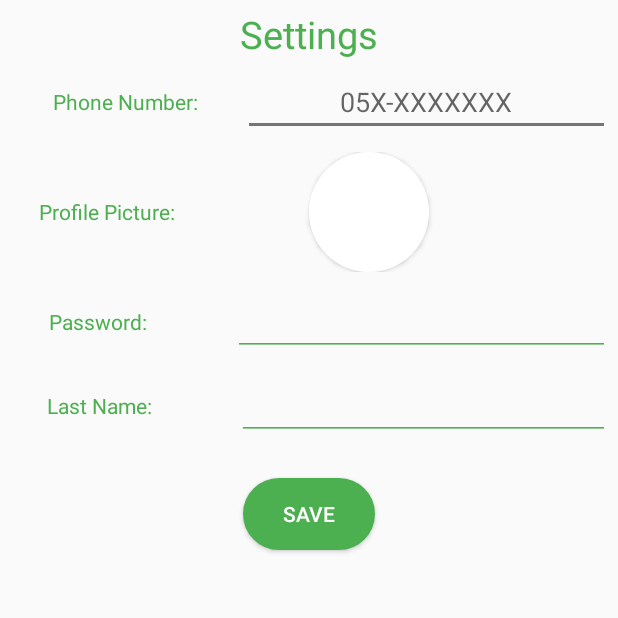
After one commit to benjika/TNT, an Android app: the fragment SettingFragment shown on its own in the app's theme, on a phone screen of 412 x 824 dp, the top half of it. The commit adds this screen. Run offline under Robolectric (Android 15) with nearby library versions, the phone set to English and light mode, and no system bars; our stand-ins replace Firebase (no records; nobody signed in at launch, a user with empty details on screens opened directly).

Commit message:
setting fragment

```diff
--- a/app/build.gradle
+++ b/app/build.gradle
@@ -27,10 +27,12 @@ dependencies {
     implementation 'com.android.support:recyclerview-v7:26.1.0'
     implementation 'com.android.support:cardview-v7:26.1.0'
     implementation 'com.android.support.constraint:constraint-layout:1.0.2'
+    implementation 'com.google.firebase:firebase-core:16.0.1'
     implementation 'com.android.support:support-v4:26.1.0'
-    implementation 'com.google.firebase:firebase-auth:9.4.0'
-    implementation 'com.google.firebase:firebase-database:9.4.0'
+    implementation 'com.google.firebase:firebase-auth:16.0.2'
+    implementation 'com.google.firebase:firebase-database:16.0.1'
     implementation 'com.github.Joinersa:OoOAlertDialog:1.0.3'
+    implementation 'com.google.firebase:firebase-storage:16.0.1'
     testImplementation 'junit:junit:4.12'
     androidTestImplementation 'com.android.support.test:runner:1.0.1'
     androidTestImplementation 'com.android.support.test.espresso:espresso-core:3.0.1'
--- /dev/null
+++ b/app/src/main/java/com/example/luput/tnt/SettingFragment.java
@@ -0,0 +1,126 @@
+package com.example.luput.tnt;
+
+import android.content.Intent;
+import android.graphics.Bitmap;
+import android.net.Uri;
+import android.os.Bundle;
+import android.provider.MediaStore;
+import android.support.annotation.Nullable;
+import android.support.v4.app.Fragment;
+import android.view.LayoutInflater;
+import android.view.View;
+import android.view.ViewGroup;
+import android.widget.Button;
+import android.widget.EditText;
+import android.widget.ImageButton;
+
+import com.google.firebase.auth.FirebaseAuth;
+import com.google.firebase.database.DatabaseReference;
+import com.google.firebase.database.FirebaseDatabase;
+
+import java.io.IOException;
+
+import static android.app.Activity.RESULT_OK;
+
+public class SettingFragment extends Fragment {
+
+    Button SaveChangesBTN;
+    EditText LastNameEditText;
+    EditText PhoneEditText;
+    EditText PasswordEditText;
+    ImageButton ProfilePicImg;
+    String NewLastName;
+    String NewPhoneNumber;
+    String NewPassword;
+    String CurrentUID = FirebaseAuth.getInstance().getCurrentUser().getUid();
+    DatabaseReference DB = FirebaseDatabase.getInstance().getReference();
+    private Uri filePath;
+    private final int PICK_IMAGE_REQUEST = 71;
+
+
+
+    @Nullable
+    @Override
+    public View onCreateView(LayoutInflater inflater, @Nullable ViewGroup container, @Nullable Bundle savedInstanceState) {
+        View view = inflater.inflate(R.layout.fragment_settings,container,false);
+
+        SaveChangesBTN = view.findViewById(R.id.Setting_Save_change_BTN);
+        LastNameEditText = view.findViewById(R.id.Setting_New_LastName);
+        PhoneEditText = view.findViewById(R.id.Setting_New_Phone);
+        PasswordEditText = view.findViewById(R.id.Setting_New_Password);
+        ProfilePicImg = view.findViewById(R.id.Setting_profile_pic);
+
+        ProfilePicImg.setOnClickListener(new View.OnClickListener() {
+            @Override
+            public void onClick(View view) {
+                chooseImage();
+            }
+        });
+
+        SaveChangesBTN.setOnClickListener(new View.OnClickListener() {
+            @Override
+            public void onClick(View view) {
+                NewLastName = LastNameEditText.getText().toString();
+                NewPhoneNumber = PhoneEditText.getText().toString();
+                NewPassword = PasswordEditText.getText().toString();
+                if(checkInput()){
+                    UpdateInfo();
+                }
+            }
+        });
+
+        return view;
+
+    }
+
+    private void UpdateInfo() {
+
+    }
+
+    private boolean checkInput() {
+        boolean isValid = true;
+
+        if(NewLastName.isEmpty()){
+            isValid = false;
+        }
+        if(NewPhoneNumber.isEmpty()){
+            isValid = false;
+        }
+        if(NewPassword.isEmpty()){
+            isValid = false;
+        }
+        if(filePath != null){
+            isValid = false;
+        }
+
+
+        return isValid;
+    }
+
+    @Override
+    public void onActivityResult(int requestCode, int resultCode, Intent data) {
+        super.onActivityResult(requestCode, resultCode, data);
+        if(requestCode == PICK_IMAGE_REQUEST
+                && resultCode == RESULT_OK
+                && data != null
+                && data.getData() != null )
+        {
+            filePath = data.getData();
+            try {
+                Bitmap bitmap = MediaStore.Images.Media.getBitmap(getContext().getContentResolver(), filePath);
+                ProfilePicImg.setImageBitmap(bitmap);
+            }
+            catch (IOException e)
+            {
+                e.printStackTrace();
+            }
+        }
+    }
+
+    private void chooseImage() {
+        Intent intent = new Intent();
+        intent.setType("image/*");
+        intent.setAction(Intent.ACTION_GET_CONTENT);
+        startActivityForResult(Intent.createChooser(intent, "Select Picture"), PICK_IMAGE_REQUEST);
+    }
+}
--- a/app/src/main/java/com/example/luput/tnt/afterLoginActiviry.java
+++ b/app/src/main/java/com/example/luput/tnt/afterLoginActiviry.java
@@ -12,6 +12,7 @@ import android.support.v7.app.AppCompatActivity;
 import android.view.Gravity;
 import android.view.MenuItem;
 import android.support.v7.widget.Toolbar;
+import android.widget.TextView;
 import android.widget.Toast;
 
 import com.google.firebase.auth.FirebaseAuth;
@@ -20,6 +21,7 @@ public class afterLoginActiviry extends AppCompatActivity {
 
     DrawerLayout drawerLayout;
     boolean isCoach;
+    String firstName;
 
     @Override
     protected void onCreate(@Nullable Bundle savedInstanceState) {
@@ -27,6 +29,7 @@ public class afterLoginActiviry extends AppCompatActivity {
         setContentView(R.layout.activity_afterlogin);
 
         isCoach = getIntent().getBooleanExtra("isCoach",false);
+        firstName = getIntent().getStringExtra("Name");
 
         //region toolbar + nav init
         Toolbar toolbar = findViewById(R.id.afterLoginToolBar);
@@ -38,6 +41,9 @@ public class afterLoginActiviry extends AppCompatActivity {
 
         drawerLayout = findViewById(R.id.drawer_layout_aftesignin);
         NavigationView navigationView = findViewById(R.id.Nav_afterlogin);
+        TextView UserNameTV = navigationView.getHeaderView(0).findViewById(R.id.User_Name_After_Login);
+        UserNameTV.setText("Hello " + firstName);
+
         if(isCoach){
             navigationView.inflateMenu(R.menu.drawer_menucoach);
             navigationView.bringToFront();
--- /dev/null
+++ b/app/src/main/res/drawable/ic_exit_to_app_black_24dp.xml
@@ -0,0 +1,5 @@
+<vector android:height="24dp" android:tint="#FFFFFF"
+    android:viewportHeight="24.0" android:viewportWidth="24.0"
+    android:width="24dp" xmlns:android="http://schemas.android.com/apk/res/android">
+    <path android:fillColor="#FF000000" android:pathData="M10.09,15.59L11.5,17l5,-5 -5,-5 -1.41,1.41L12.67,11H3v2h9.67l-2.58,2.59zM19,3H5c-1.11,0 -2,0.9 -2,2v4h2V5h14v14H5v-4H3v4c0,1.1 0.89,2 2,2h14c1.1,0 2,-0.9 2,-2V5c0,-1.1 -0.9,-2 -2,-2z"/>
+</vector>
--- a/app/src/main/res/layout/activity_afterlogin.xml
+++ b/app/src/main/res/layout/activity_afterlogin.xml
@@ -28,7 +28,8 @@
         android:layout_width="wrap_content"
         android:layout_height="match_parent"
         android:layout_gravity = "start"
-        android:id="@+id/Nav_afterlogin"/>
+        android:id="@+id/Nav_afterlogin"
+        app:headerLayout="@layout/header_layout"/>
 
     <FrameLayout
         android:id="@+id/Fragment_container_afterlogin"
--- /dev/null
+++ b/app/src/main/res/layout/fragment_settings.xml
@@ -0,0 +1,150 @@
+<?xml version="1.0" encoding="utf-8"?>
+<LinearLayout xmlns:android="http://schemas.android.com/apk/res/android"
+    android:layout_width="match_parent"
+    android:layout_height="match_parent"
+    xmlns:app="http://schemas.android.com/apk/res-auto"
+    android:orientation="vertical">
+
+    <TextView
+        android:layout_width="wrap_content"
+        android:layout_height="wrap_content"
+        android:text="Settings"
+        android:layout_gravity="center"
+        android:layout_marginTop="5dp"
+        android:textSize="25dp"
+        android:textColor="@color/colorAccent"/>
+
+    <LinearLayout
+        android:layout_width="match_parent"
+        android:layout_height="wrap_content"
+        android:orientation="horizontal"
+        android:padding="5dp">
+
+        <TextView
+            android:layout_width="wrap_content"
+            android:layout_height="wrap_content"
+            android:text="Phone Number:"
+            android:layout_weight="1"
+            android:layout_gravity="center"
+            android:gravity="center"
+            android:textColor="@color/colorAccent"/>
+
+        <EditText
+            android:layout_width="wrap_content"
+            android:layout_height="wrap_content"
+            android:layout_weight="2"
+            android:gravity="center"
+            android:layout_gravity="center"
+            android:hint="05X-XXXXXXX"
+            android:inputType="phone"
+            android:id="@+id/Setting_New_Phone"/>
+
+    </LinearLayout>
+
+
+    <LinearLayout
+        android:layout_width="match_parent"
+        android:layout_height="wrap_content"
+        android:orientation="horizontal"
+        android:padding="5dp"
+        android:paddingStart="25dp">
+
+        <TextView
+            android:layout_width="wrap_content"
+            android:layout_height="wrap_content"
+            android:text="Profile Picture:"
+            android:layout_weight="0"
+            android:layout_gravity="center"
+            android:gravity="center"
+            android:textColor="@color/colorAccent"/>
+
+        <android.support.v7.widget.CardView
+            android:layout_width="80dp"
+            android:layout_height="80dp"
+            android:id="@+id/view2"
+            app:cardCornerRadius="40dp"
+            android:layout_gravity="center"
+            android:layout_marginStart="90dp"
+            >
+
+            <ImageButton
+                android:layout_width="match_parent"
+                android:layout_height="80dp"
+                android:layout_weight="6"
+                android:gravity="center"
+                android:layout_gravity="center"
+                android:background="@drawable/oval"
+                android:id="@+id/Setting_profile_pic"/>
+
+        </android.support.v7.widget.CardView>
+    </LinearLayout>
+
+
+    <LinearLayout
+        android:layout_width="match_parent"
+        android:layout_height="wrap_content"
+        android:orientation="horizontal"
+        android:padding="5dp"
+        android:paddingStart="-25dp">
+
+        <TextView
+            android:layout_width="wrap_content"
+            android:layout_height="wrap_content"
+            android:text="Password:"
+            android:layout_weight="1"
+            android:layout_gravity="center"
+            android:gravity="center"
+            android:textColor="@color/colorAccent"/>
+
+        <EditText
+            android:layout_width="wrap_content"
+            android:layout_height="wrap_content"
+            android:layout_weight="2"
+            android:gravity="center"
+            android:layout_gravity="center"
+            android:id="@+id/Setting_New_Password"
+            android:inputType="textPassword"/>
+
+    </LinearLayout>
+
+
+    <LinearLayout
+        android:layout_width="match_parent"
+        android:layout_height="wrap_content"
+        android:orientation="horizontal"
+        android:padding="5dp"
+        android:paddingStart="-25dp">
+
+        <TextView
+            android:layout_width="wrap_content"
+            android:layout_height="wrap_content"
+            android:text="Last Name:"
+            android:layout_weight="1"
+            android:layout_gravity="center"
+            android:gravity="center"
+            android:textColor="@color/colorAccent"/>
+
+        <EditText
+            android:layout_width="wrap_content"
+            android:layout_height="wrap_content"
+            android:layout_weight="2"
+            android:gravity="center"
+            android:layout_gravity="center"
+            android:id="@+id/Setting_New_LastName"
+            android:inputType="textPassword"/>
+    </LinearLayout>
+
+
+    <Button
+        android:layout_width="wrap_content"
+        android:layout_height="wrap_content"
+        android:layout_gravity="center"
+        android:layout_marginTop="20dp"
+        android:text="Save"
+        android:background="@drawable/button_background_light"
+        android:textColor="#fff"
+        android:id="@+id/Setting_Save_change_BTN"/>
+
+
+
+</LinearLayout>
--- a/app/src/main/res/layout/header_layout.xml
+++ b/app/src/main/res/layout/header_layout.xml
@@ -11,7 +11,8 @@
     <TextView
         android:layout_width="match_parent"
         android:layout_height="wrap_content"
-        android:text="Drawer Header Text"
+        android:text="Hello"
+        android:id="@+id/User_Name_After_Login"
         android:textAppearance="@style/TextAppearance.AppCompat.Body1" />
 
 </LinearLayout>
```
Also changed, not shown: app/src/main/java/com/example/luput/tnt/LoginFragment.java (+4 -4 lines), app/src/main/java/com/example/luput/tnt/SignupFragment.java (+10 -20 lines), app/src/main/res/menu/drawer_menucoach.xml (+8 -1 lines), app/src/main/res/menu/drawer_menutrainee.xml (+7 -1 lines).
